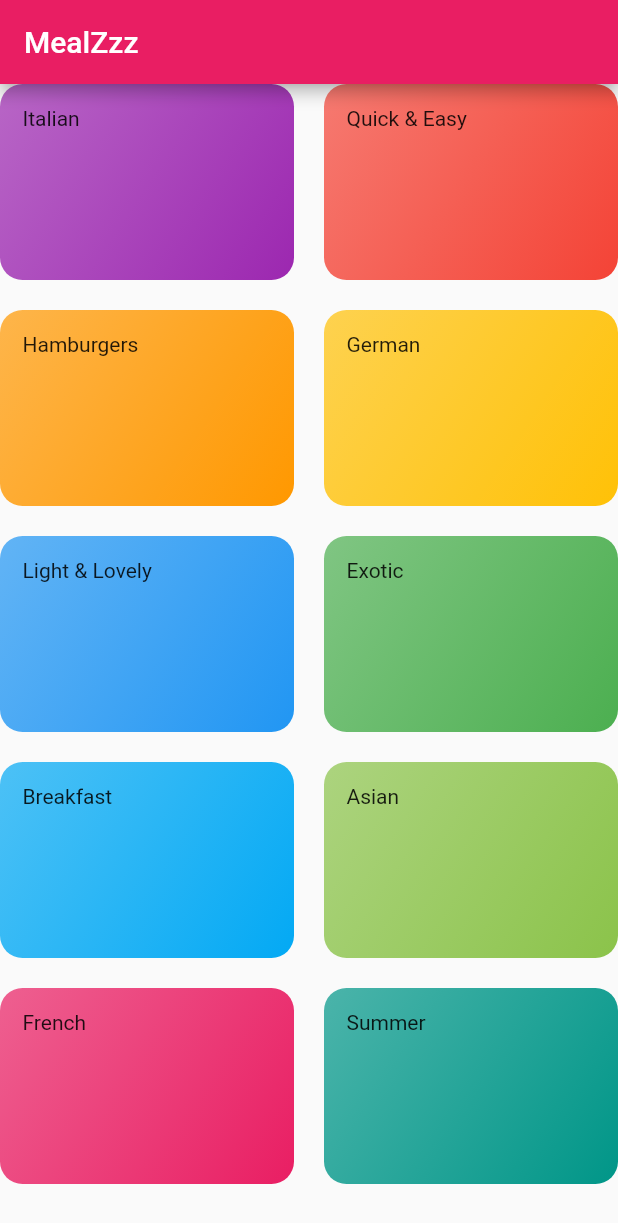
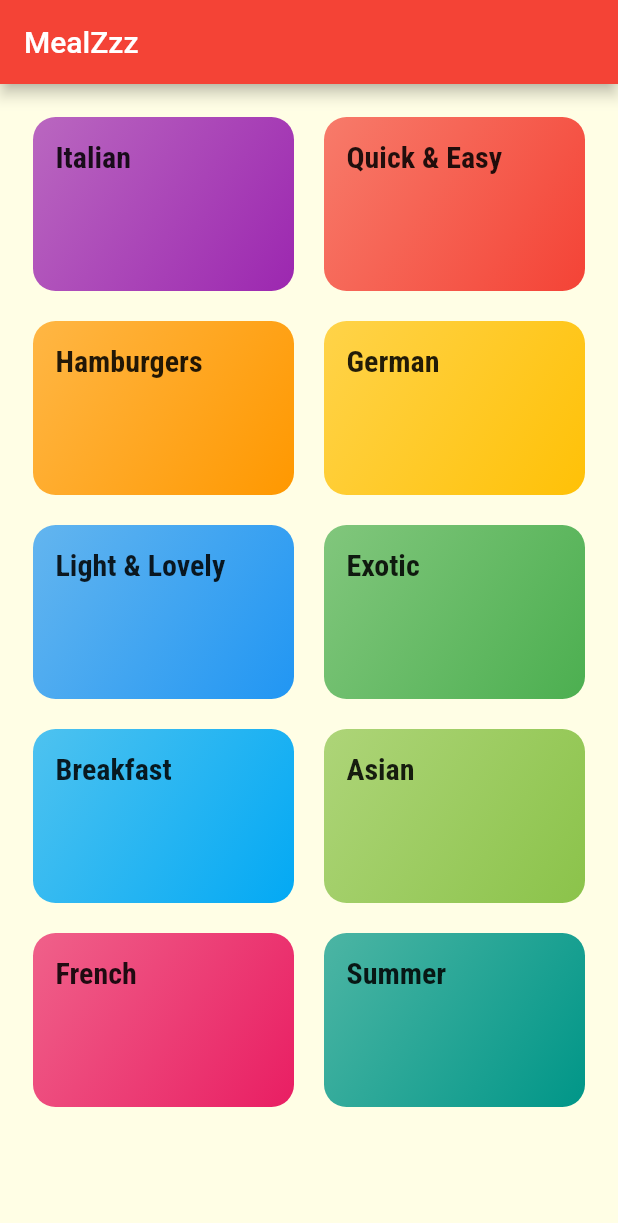
Before and after one commit to mohaknigam/MealAPp, a Flutter app: the screen it shows after launch, on a phone screen of 412 x 824 dp. Shown: the top 1223 px of the screen. Run offline on Flutter 3.47's test engine with Material 2 defaults, Android fonts, the phone set to English and light mode, and no system bars; our stand-ins replace google_fonts.

```diff
--- a/lib/Screens/categories.dart
+++ b/lib/Screens/categories.dart
@@ -1,3 +1,4 @@
+import 'package:google_fonts/google_fonts.dart';
 import 'package:flutter/material.dart';
 import 'package:mealzz/dummy_data.dart';
 import 'package:mealzz/category_item.dart';
@@ -10,6 +11,7 @@ class Categories extends StatelessWidget {
         title: Text('MealZzz'),
       ),
       body: GridView(
+        padding: EdgeInsets.all(22),
         gridDelegate: SliverGridDelegateWithMaxCrossAxisExtent(
           maxCrossAxisExtent: 200,
           childAspectRatio: 3 / 2,
@@ -18,6 +20,7 @@ class Categories extends StatelessWidget {
         ),
         children: DUMMY_CATEGORIES.map((catData) {
           return CategoryItem(
+            id: catData.id,
             color: catData.color,
             title: catData.title,
           );
--- a/lib/category_item.dart
+++ b/lib/category_item.dart
@@ -1,16 +1,36 @@
 import 'package:flutter/material.dart';
+import 'package:mealzz/Screens/category_meal.dart';
 
 class CategoryItem extends StatelessWidget {
+  final String id;
   final String title;
   final Color color;
 
-  CategoryItem({this.color, this.title});
+  CategoryItem({this.color, this.title, this.id});
+
+  void selectCategory(BuildContext ctx) {
+    Navigator.push(
+      ctx,
+      MaterialPageRoute(
+          builder: (_) => CategoryMealsScreen(
+                categoryId: id,
+                categoryTitle: title,
+              )),
+    );
+  }
 
   @override
   Widget build(BuildContext context) {
-    return Container(
+    return InkWell(
+      splashColor: Theme.of(context).primaryColor,
+      borderRadius: BorderRadius.circular(15),
+      onTap: () => selectCategory(context),
+      child: Container(
         padding: const EdgeInsets.all(15),
-      child: Text(title),
+        child: Text(
+          title,
+          style: Theme.of(context).textTheme.title,
+        ),
         decoration: BoxDecoration(
           gradient: LinearGradient(
             colors: [color.withOpacity(0.7), color],
@@ -19,6 +39,7 @@ class CategoryItem extends StatelessWidget {
           ),
           borderRadius: BorderRadius.circular(15),
         ),
+      ),
     );
   }
 }
--- a/lib/main.dart
+++ b/lib/main.dart
@@ -1,4 +1,5 @@
 import 'package:flutter/material.dart';
+import 'package:google_fonts/google_fonts.dart';
 import 'package:mealzz/Screens/categories.dart';
 
 void main() => runApp(MyApp());
@@ -9,7 +10,21 @@ class MyApp extends StatelessWidget {
     return MaterialApp(
       debugShowCheckedModeBanner: false,
       title: 'MealApp',
-      theme: ThemeData(primarySwatch: Colors.pink),
+      theme: ThemeData(
+        primarySwatch: Colors.red,
+        accentColor: Colors.amber,
+        canvasColor: Color.fromRGBO(255, 254, 229, 1),
+        textTheme: GoogleFonts.ralewayTextTheme().copyWith(
+          body1: TextStyle(
+            color: Color.fromRGBO(20, 51, 51, 1),
+          ),
+          body2: TextStyle(
+            color: Color.fromRGBO(20, 51, 51, 1),
+          ),
+          title: GoogleFonts.robotoCondensed(
+              fontSize: 20, fontWeight: FontWeight.bold),
+        ),
+      ),
       home: Categories(),
     );
   }
--- a/pubspec.yaml
+++ b/pubspec.yaml
@@ -23,6 +23,8 @@ environment:
 dependencies:
   flutter:
     sdk: flutter
+  google_fonts: ^1.1.2
+
 
 
   # The following adds the Cupertino Icons font to your application.
```
Also changed, not shown: lib/Screens/category_meal.dart (added, +19 -0 lines), pubspec.lock. Lines whose indentation alone changed are shown as unchanged.
